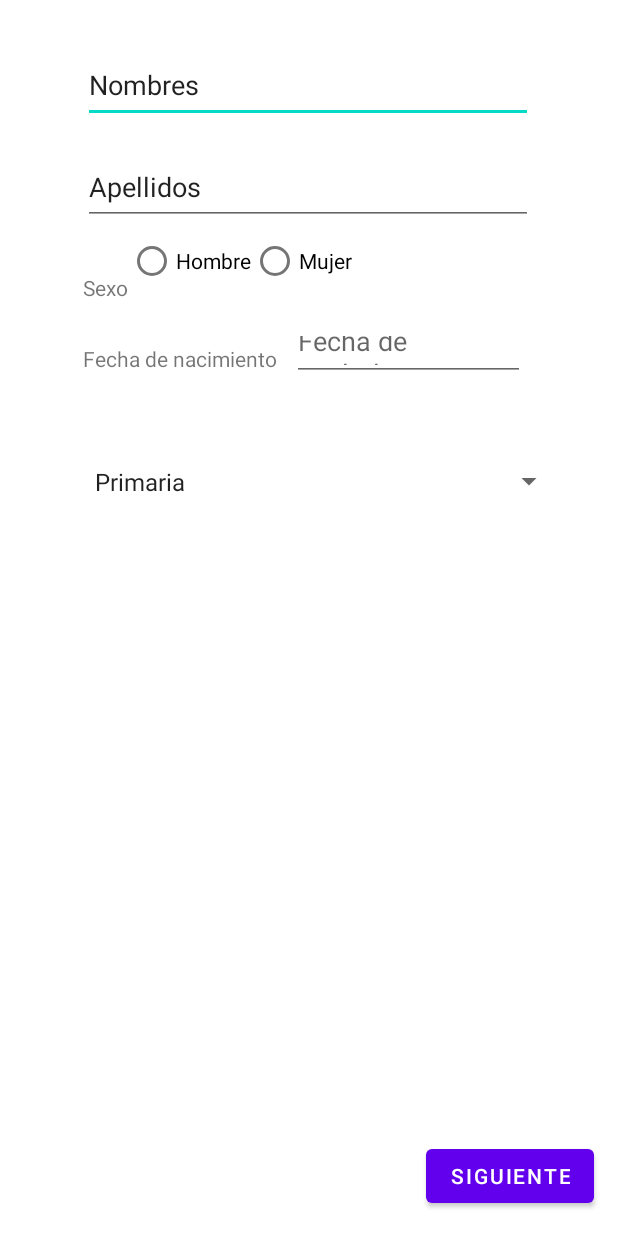
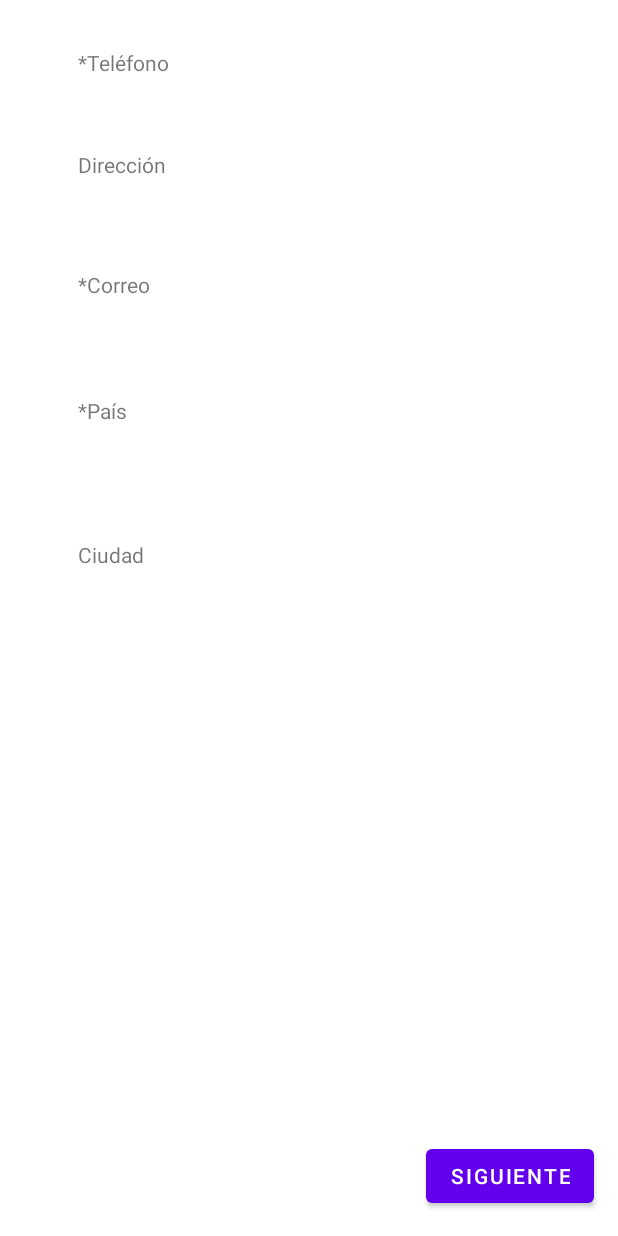
Before and after one commit to JonathanMazoG/Labs20231-Gr01, an Android app: the ContactDataActivity screen opened directly, with no data from a screen before it, on a phone screen of 412 x 824 dp. Run offline under Robolectric (Android 15) with nearby library versions, the phone set to English and light mode, and no system bars; 5 statements that could not run were skipped.

Commit message:
contactdata Arreglos

```diff
--- a/Lab1-UI/src/main/java/co/edu/udea/compumovil/gr01_20231/lab1/ContactDataActivity.kt
+++ b/Lab1-UI/src/main/java/co/edu/udea/compumovil/gr01_20231/lab1/ContactDataActivity.kt
@@ -27,10 +27,10 @@ class ContactDataActivity : AppCompatActivity() {
 
     override fun onCreate(savedInstanceState: Bundle?) {
         super.onCreate(savedInstanceState)
-        setContentView(R.layout.activity_personal_data)
+        setContentView(R.layout.contact_data_activity)
 
-        telefonoEditText = findViewById(R.id.nombres_edittext)
-        direccionEditText = findViewById(R.id.apellidos_edittext)
+        telefonoEditText = findViewById(R.id.telefono_edittext)
+        direccionEditText = findViewById(R.id.direccion_edittext)
         correoEditText = findViewById(R.id.correo_edittext)
         paisEditText= findViewById(R.id.pais_edittext)
         ciudadEditText = findViewById(R.id.ciudad_edittext)
--- a/Lab1-UI/src/main/res/layout/activity_personal_data.xml
+++ b/Lab1-UI/src/main/res/layout/activity_personal_data.xml
@@ -15,6 +15,7 @@
         android:layout_marginTop="32dp"
         android:autoText="true"
         android:ems="10"
+        android:imeActionLabel="Siguiente"
         android:inputType="textPersonName"
         android:text="@string/nombre"
         app:layout_constraintStart_toStartOf="parent"
@@ -26,6 +27,8 @@
         android:layout_height="50dp"
         android:layout_marginStart="55dp"
         android:layout_marginTop="100dp"
+
+        android:imeActionLabel="Siguiente"
         android:autoText="true"
         android:ems="10"
         android:inputType="textPersonName"
@@ -52,7 +55,6 @@
             android:layout_width="wrap_content"
             android:layout_height="wrap_content"
             android:text="Hombre" />
-
         <RadioButton
             android:id="@+id/sexo_f_radiobutton"
             android:layout_width="wrap_content"
@@ -96,8 +98,7 @@
         android:hint="@string/fecha_nacimiento"
         android:inputType="none"
         android:focusable="false"
-        android:imeActionLabel="Siguiente"
-        android:imeOptions="flagNoFullscreen"
+
         app:layout_constraintStart_toEndOf="@+id/fechanacimiento_textview"
         app:layout_constraintTop_toBottomOf="@+id/sexo_radiogroup" />
 
```
Also changed, not shown: Lab1-UI/src/main/AndroidManifest.xml (+7 -1 lines), Lab1-UI/src/main/java/co/edu/udea/compumovil/gr01_20231/lab1/MainActivity.kt (+0 -23 lines).
